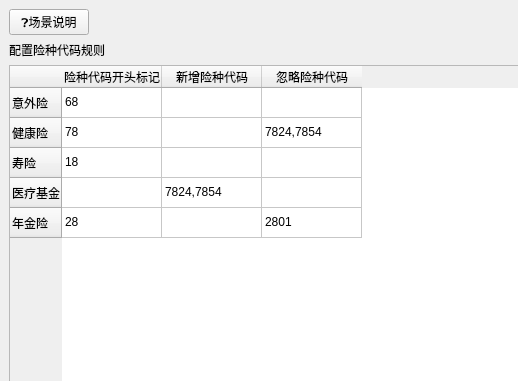
Above: lwx_project/client/ui/monthly_communication_data.ui from Cookie-HOO/lwx_project before the change; both pictures show x 0 to 518 and y 0 to 381 of the 1355 by 865 pixel window. Below: the same form after it.
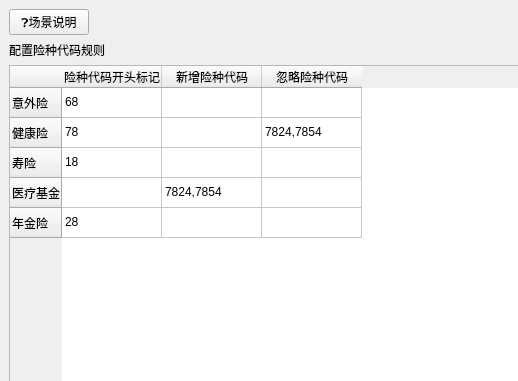
That is the form after the change.

Diff of the .ui file:
```diff
--- a/lwx_project/client/ui/monthly_communication_data.ui
+++ b/lwx_project/client/ui/monthly_communication_data.ui
@@ -212,7 +212,7 @@
           </item>
           <item row="4" column="2">
            <property name="text">
-            <string>2801</string>
+            <string/>
            </property>
           </item>
          </widget>
```
